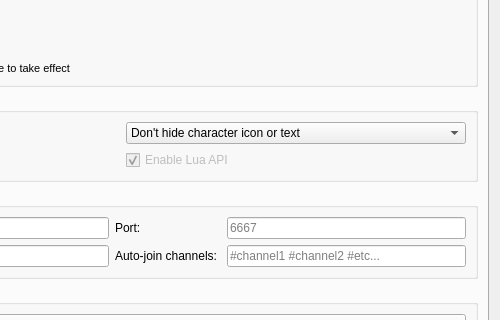
First picture: the form in src/ui/profile_preferences.ui, repository Mudlet/Mudlet, before the edit; both pictures show x 255 to 755 and y 117 to 437 of the 755 by 742 pixel window.
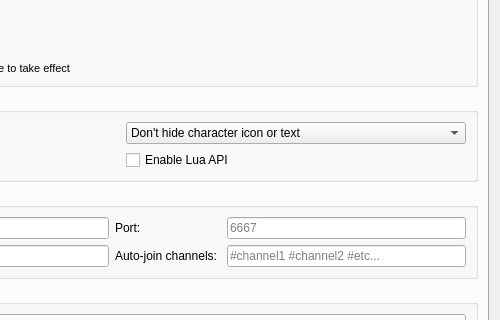
Second picture: the form after the edit. Icons and pictures are not drawn. Custom widgets are drawn as their Qt base class.

```diff
--- a/src/ui/profile_preferences.ui
+++ b/src/ui/profile_preferences.ui
@@ -2404,21 +2404,12 @@
           </item>
           <item row="1" column="1">
            <widget class="QCheckBox" name="checkBox_discordLuaAPI">
-            <property name="enabled">
-             <bool>false</bool>
-            </property>
             <property name="toolTip">
              <string>Lua API is currently always enabled for testing purposes</string>
             </property>
             <property name="text">
              <string>Enable Lua API</string>
             </property>
-            <property name="checkable">
-             <bool>true</bool>
-            </property>
-            <property name="checked">
-             <bool>true</bool>
-            </property>
            </widget>
           </item>
          </layout>
```
